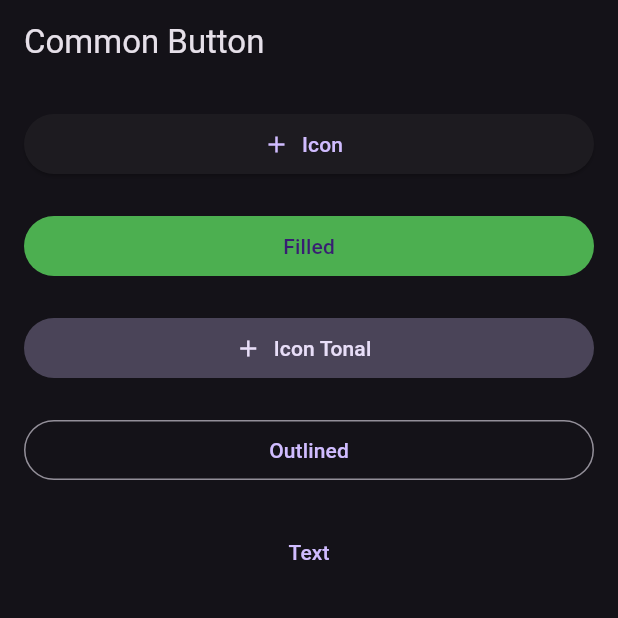
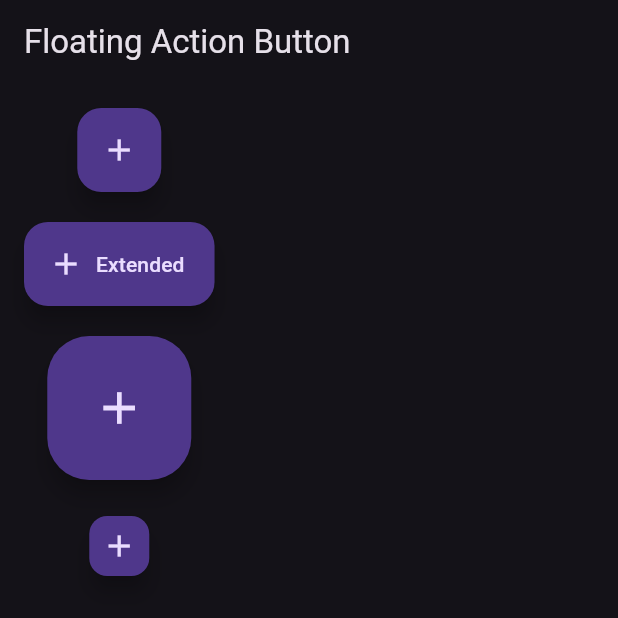
Before and after one commit to w1y0n0/flutter_widget_exercise, a Flutter app: the screen it shows after launch, on a phone screen of 412 x 824 dp, the top half of it. Run offline on Flutter 3.47's test engine with Material 2 defaults, Android fonts, the phone set to English and light mode, and no system bars.

Commit message:
Material3: FloatingActionButton

```diff
--- a/lib/main.dart
+++ b/lib/main.dart
@@ -2,6 +2,7 @@ import 'package:flutter/material.dart';
 import 'package:flutter_widget_exercise/lesson/form_widget.dart';
 import 'package:flutter_widget_exercise/lesson/scaffold_widget.dart';
 import 'package:flutter_widget_exercise/material3/common_button.dart';
+import 'package:flutter_widget_exercise/material3/floating_action_buttons.dart';
 
 void main() {
   runApp(const MyApp());
@@ -22,7 +23,6 @@ class MyApp extends StatelessWidget {
       theme: ThemeData.dark(
         useMaterial3: true,
       ),
-      home: const CommonButton(),
       // home: Scaffold(
       //   appBar: AppBar(
       //     title: const Text('Home'),
@@ -33,6 +33,8 @@ class MyApp extends StatelessWidget {
       //     ),
       //   ),
       // ),
+      // home: const CommonButton(),
+      home: const FloatingActionButtons(),
     );
   }
 }
--- /dev/null
+++ b/lib/material3/floating_action_buttons.dart
@@ -0,0 +1,46 @@
+import 'package:flutter/material.dart';
+
+class FloatingActionButtons extends StatelessWidget {
+  const FloatingActionButtons({super.key});
+
+  @override
+  Widget build(BuildContext context) {
+    return Scaffold(
+      appBar: AppBar(
+        title: const Text('Floating Action Button'),
+      ),
+      body: Padding(
+        padding: const EdgeInsets.all(16),
+        child: Column(
+          children: [
+            FloatingActionButton(
+              heroTag: 'fab1',
+              // mini: true,
+              onPressed: () {},
+              child: const Icon(Icons.add),
+            ),
+            const SizedBox(height: 20),
+            FloatingActionButton.extended(
+              heroTag: 'fab2',
+              onPressed: () {},
+              label: const Text('Extended'),
+              icon: const Icon(Icons.add),
+            ),
+            const SizedBox(height: 20),
+            FloatingActionButton.large(
+              heroTag: 'fab3',
+              onPressed: () {},
+              child: const Icon(Icons.add),
+            ),
+            const SizedBox(height: 20),
+            FloatingActionButton.small(
+              heroTag: 'fab4',
+              onPressed: () {},
+              child: const Icon(Icons.add),
+            ),
+          ],
+        ),
+      ),
+    );
+  }
+}
```
